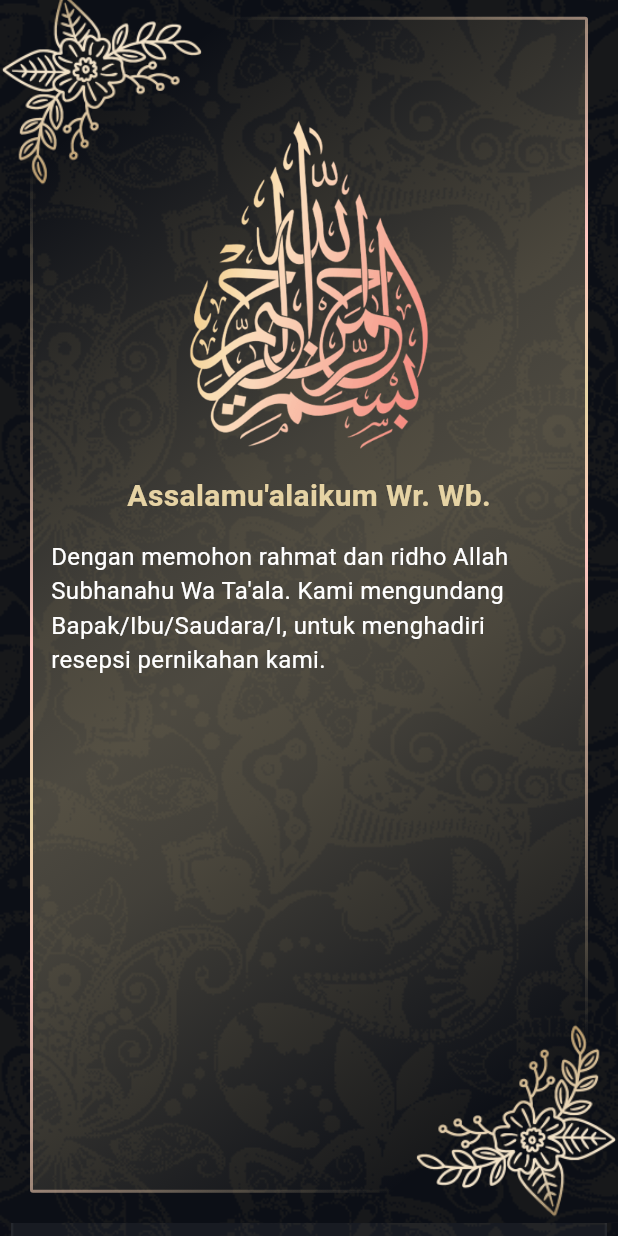
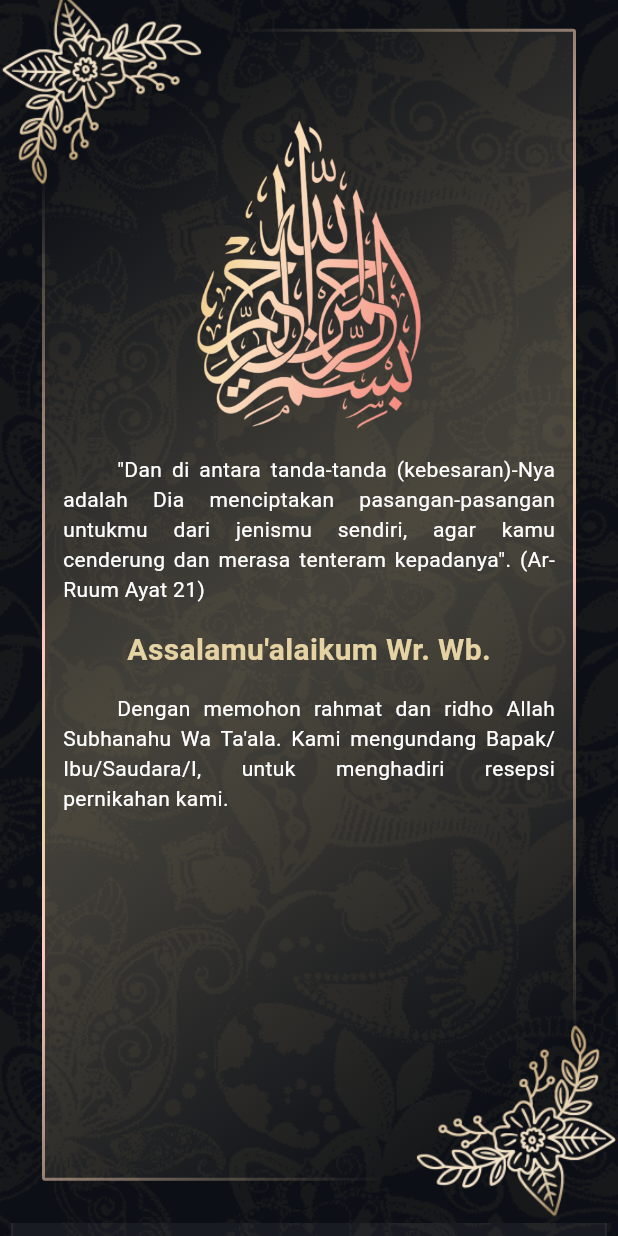
Before and after one commit to faequl96/invitation_app, a Flutter app: the screen it shows after launch, scrolled down 1728 dp, on a phone screen of 412 x 824 dp. Run offline on Flutter 3.47's test engine with Material 3 defaults, Android fonts, the phone set to English and light mode, and no system bars; our stand-ins replace gradient_borders.

Commit message:
nambah konten hlmn 2

```diff
--- a/lib/pages/page_2/page_2.dart
+++ b/lib/pages/page_2/page_2.dart
@@ -25,7 +25,7 @@ class Page2 extends StatelessWidget {
       child: Stack(
         children: [
           Container(
-            margin: EdgeInsets.all(w(wType, 14, 16, 18, 20)),
+            margin: EdgeInsets.all(w(wType, 22, 24, 26, 28)),
             decoration: BoxDecoration(
               borderRadius: BorderRadius.circular(2),
               border: const GradientBoxBorder(
@@ -49,9 +49,9 @@ class Page2 extends StatelessWidget {
                 end: Alignment.bottomRight,
                 colors: [
                   Color.fromARGB(0, 230, 211, 164),
-                  Color.fromARGB(64, 230, 211, 164),
-                  Color.fromARGB(76, 230, 211, 164),
-                  Color.fromARGB(64, 230, 211, 164),
+                  Color.fromARGB(54, 230, 211, 164),
+                  Color.fromARGB(66, 230, 211, 164),
+                  Color.fromARGB(54, 230, 211, 164),
                   Color.fromARGB(0, 230, 211, 164),
                 ],
                 stops: [0.1, 0.4, 0.5, 0.6, 0.9],
@@ -64,14 +64,28 @@ class Page2 extends StatelessWidget {
             width: size.width,
             child: Padding(
               padding: EdgeInsets.symmetric(
-                horizontal: w(wType, 28, 30, 32, 34),
+                horizontal: w(wType, 36, 38, 40, 42),
               ),
               child: Column(
                 children: [
                   SizedBox(height: h(hType, 40, 56, 72, 88)),
                   Image.asset(
                     "assets/bismillah.png",
-                    width: w(wType, 130, 142, 154, 166),
+                    width: w(wType, 120, 132, 144, 156),
+                  ),
+                  const SizedBox(height: 16),
+                  const Text.rich(
+                    TextSpan(
+                      children: [
+                        WidgetSpan(child: SizedBox(width: 36)),
+                        TextSpan(
+                          text:
+                              '"Dan di antara tanda-tanda (kebesaran)-Nya adalah Dia menciptakan pasangan-pasangan untukmu dari jenismu sendiri, agar kamu cenderung dan merasa tenteram kepadanya". (Ar-Ruum Ayat 21)',
+                        )
+                      ],
+                    ),
+                    style: TextStyle(color: Colors.white),
+                    textAlign: TextAlign.justify,
                   ),
                   const SizedBox(height: 16),
                   const Text(
@@ -83,10 +97,19 @@ class Page2 extends StatelessWidget {
                     ),
                   ),
                   const SizedBox(height: 14),
-                  const Text(
-                    "Dengan memohon rahmat dan ridho Allah Subhanahu Wa Ta'ala. Kami mengundang Bapak/Ibu/Saudara/I, untuk menghadiri resepsi pernikahan kami.",
-                    style: TextStyle(fontSize: 16, color: Colors.white),
-                  )
+                  const Text.rich(
+                    TextSpan(
+                      children: [
+                        WidgetSpan(child: SizedBox(width: 36)),
+                        TextSpan(
+                          text:
+                              "Dengan memohon rahmat dan ridho Allah Subhanahu Wa Ta'ala. Kami mengundang Bapak/Ibu/Saudara/I, untuk menghadiri resepsi pernikahan kami.",
+                        )
+                      ],
+                    ),
+                    style: TextStyle(color: Colors.white),
+                    textAlign: TextAlign.justify,
+                  ),
                 ],
               ),
             ),
```
